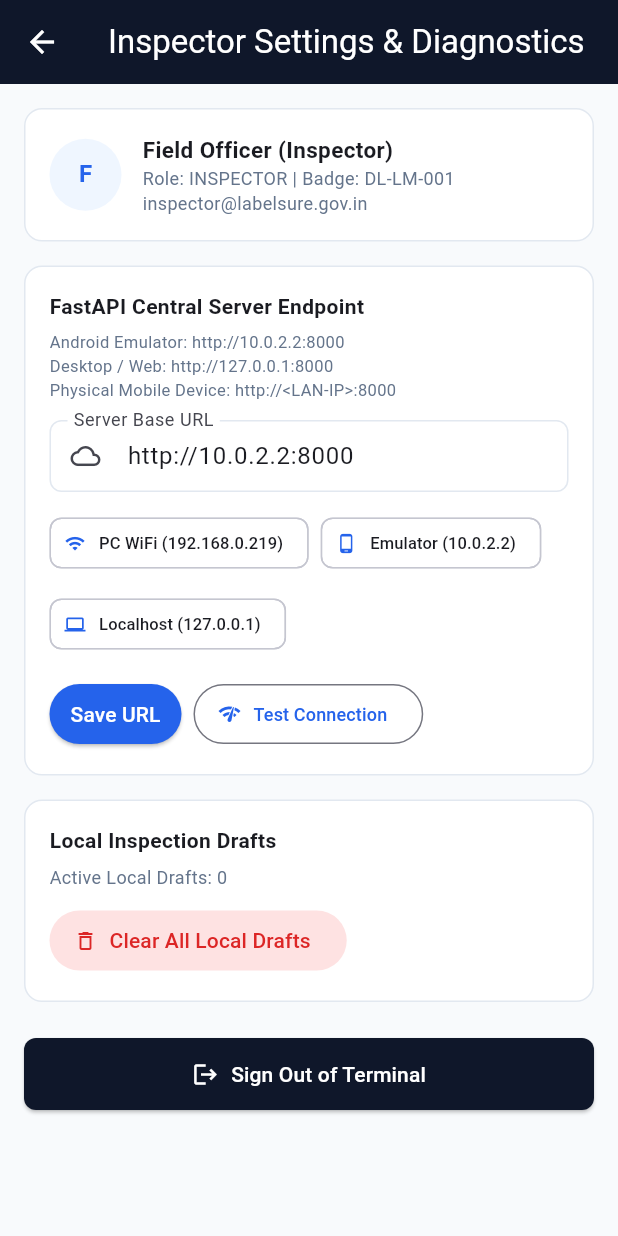
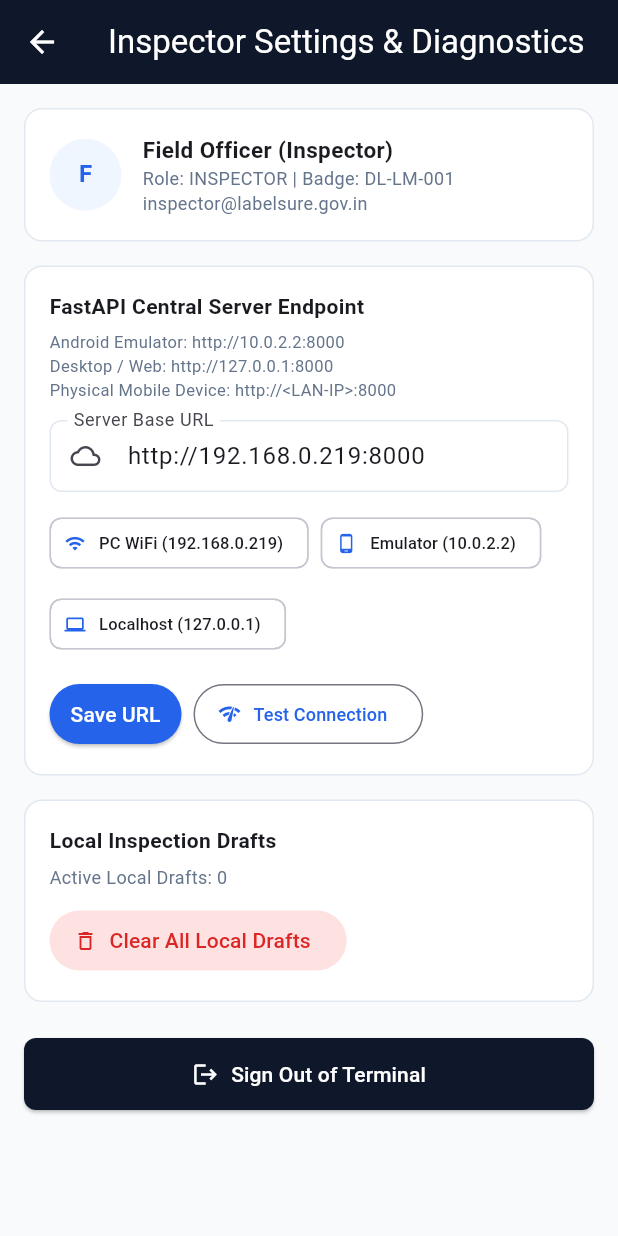
Before and after one commit to Akhilan9/SIH_LabelSure, a Flutter app: the screen it shows after launch, after a tap on the "settings" icon, on a phone screen of 412 x 824 dp. Run offline on Flutter 3.47's test engine with Material 3 defaults, Android fonts, the phone set to English and light mode, and no system bars; our stand-ins replace image_picker; missing offline and left inert: dart:html, dart:ui_web; network calls fail.

Commit message:
fix(mobile): update defaultBaseUrl to LAN IP 192.168.0.219:8000 for physical mobile device

```diff
--- a/apps/mobile/lib/core/constants.dart
+++ b/apps/mobile/lib/core/constants.dart
@@ -43,7 +43,9 @@ class AppConstants {
   static const String appTagline = 'Legal Metrology Compliance Inspector';
 
   // Default Backend URL
-  // 10.0.2.2 is Android emulator host loopback, 127.0.0.1 for web and desktop
-  static String get defaultBaseUrl => kIsWeb ? 'http://127.0.0.1:8000' : 'http://10.0.2.2:8000';
+  // 192.168.0.219 is PC LAN IP for physical Android phone, 127.0.0.1 for web and desktop
+  static String get defaultBaseUrl => kIsWeb ? 'http://127.0.0.1:8000' : 'http://192.168.0.219:8000';
   static const String desktopBaseUrl = 'http://127.0.0.1:8000';
+  static const String lanBaseUrl = 'http://192.168.0.219:8000';
+  static const String emulatorBaseUrl = 'http://10.0.2.2:8000';
 }
```
